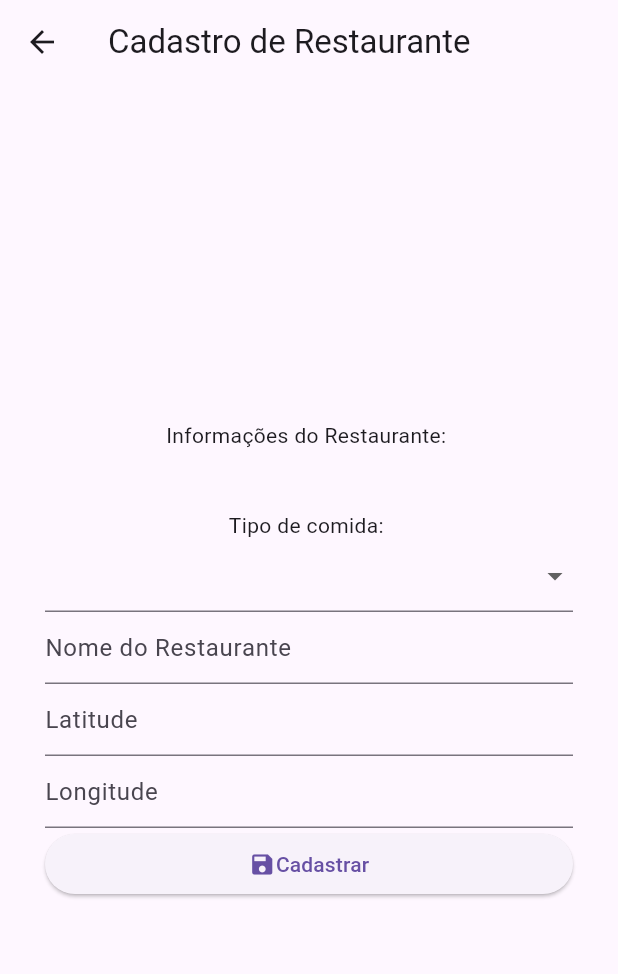
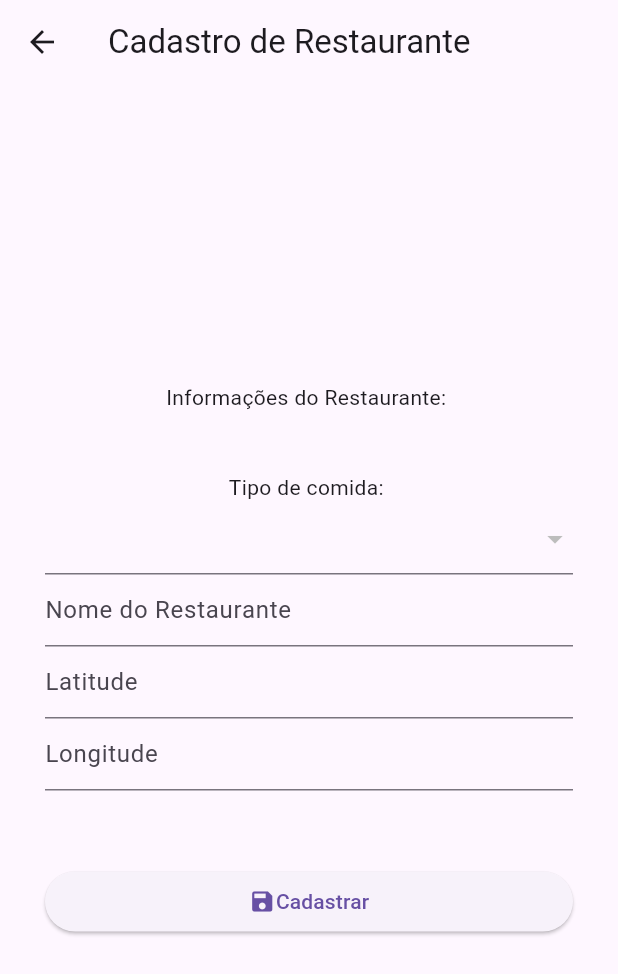
Before and after one commit to GabrielBrito770/mimpedir, a Flutter app: the TelaCadRestaurante screen opened directly, after a tap on "Cadastrar", on a phone screen of 412 x 824 dp. Shown: the top 974 px of the screen. Run offline on Flutter 3.47's test engine with Material 3 defaults, Android fonts, the phone set to English and light mode, and no system bars; our stand-ins replace sqflite; accounts and stored records are empty.

Commit message:
Criação e complemento de novas classes e correção dos problemas anteriores

```diff
--- /dev/null
+++ b/lib/banco/restaurante_dao.dart
@@ -0,0 +1,47 @@
+import 'package:mimpedir/banco/database_helper.dart';
+import 'package:mimpedir/banco/usuario_dao.dart';
+import 'package:mimpedir/usuario.dart';
+
+import '../restaurante.dart';
+
+
+class RestauranteDAO{
+
+  static Future<int> cadRestaurante(String? nome, String? latitude, String? longitude, int? tipo) async{
+    final db = await DatabaseHelper.getDataBase();
+
+    final dadosRestaurante = {
+      'nm_rstaurante': nome,
+      'latitude_restaurante': latitude,
+      'longitude_restaurante': longitude,
+      'cd_tipo': tipo,
+      'cd_usuario': UsuarioDAO.usuarioLogado.codigo
+    };
+
+    try{
+      final idRestaurante = await db.insert('tb_restaurante', dadosRestaurante);
+      return idRestaurante;
+    }catch(e){
+      print("Erri ao cadastrar: $e");
+      return -1;
+    }
+  }
+
+  static Future<List<Restaurante>> listarTodos() async {
+    final db = await DatabaseHelper.getDataBase();
+    final resultado = await db.query('tb_restaurante',
+      where: 'cb_usuario = ?',
+      whereArgs: [UsuarioDAO.usuarioLogado.codigo]
+    );
+
+    return resultado.map((mapa) {
+      return Restaurante(
+          codigo: mapa['cd_restaurante'] as int,
+          nomeRestaurante: mapa['nm_restaurante'] as String
+      );
+    }).toList();
+  }
+
+
+
+}
--- /dev/null
+++ b/lib/banco/tipo_DAO.dart
@@ -0,0 +1,19 @@
+import 'package:mimpedir/banco/database_helper.dart';
+
+import '../tipo.dart';
+
+
+class TipoDAO{
+
+  static Future<List<Tipo>> listarTipos() async{
+    final db = await DatabaseHelper.getDataBase();
+    final resultado = await db.query('tb_tipo');
+
+    return resultado.map((mapa){
+      return Tipo(
+        codigo: mapa['cd_tipo'] as int,
+        nome: mapa['nm_tipo'] as String
+      );
+    }).toList();
+  }
+}
--- a/lib/banco/restaurante.dart
+++ b/lib/restaurante.dart
@@ -1,3 +1,60 @@
+import 'package:mimpedir/tipo.dart';
+import 'package:mimpedir/usuario.dart';
+import 'tipo.dart';
+import 'usuario.dart';
+import 'banco/usuario_dao.dart';
+
+
+class Restaurante{
+  int? _codigo;
+  String? _nomeRestaurante;
+  String? _latitude;
+  String? _longitude;
+  Usuario? _proprietario;
+  Tipo? _tipodeCulinaria;
+
+  Restaurante({int? codigo, String? nomeRestaurante, latitude, longitude}){
+    _codigo = codigo;
+    _nomeRestaurante = nomeRestaurante;
+    _latitude = latitude;
+    _longitude = longitude;
+  }
+
+  //get nome => null; Foi Trocado por "nomeRestaurante".
+  //get codigo => null; Foi acrescentado em baixo.
+
+  String? get latitude => _latitude;
+
+  set latitude(String? value){
+    _latitude = value;
+  }
+
+  String? get longitude => _longitude;
+
+  set longitude(String? value){
+    _longitude = value;
+  }
+
+  String? get nomeRestaurante => _nomeRestaurante;
+
+  set nomeRestaurante(String? value){
+    _nomeRestaurante = value;
+  }
+
+  int? get codigo => _codigo;
+  set codigo(int? value){ _codigo = value;
+  }
+}
+
+
+
+
+
+
+
+
+
+
 /*import 'package:flutter/material.dart';
 
 class TelarRestaurante extends StatelessWidget{
--- a/lib/tela_cad_restaurante.dart
+++ b/lib/tela_cad_restaurante.dart
@@ -1,10 +1,39 @@
 import 'package:flutter/material.dart';
+import 'package:mimpedir/tipo.dart';
+import 'banco/restaurante_DAO.dart';
+import 'banco/tipo_DAO.dart';
 
-class TelaCadRestaurante extends StatelessWidget{
-  TelaCadRestaurante({super.key});
+class TelaCadRestaurante extends StatefulWidget {
+  @override
+  State<StatefulWidget> createState() {
+    return TelaCadRestauranteState();
+  }
+  //TelaCadRestaurante({super.key});
+}
+
+class TelaCadRestauranteState extends State<TelaCadRestaurante> {
+
+  final TextEditingController nomeController = TextEditingController();
+  final TextEditingController latitudeController = TextEditingController();
+  final TextEditingController longitudeController = TextEditingController();
+  String? culinariaSelecionada;
+  List<Tipo> tiposCulinaria =[];
+  int? tipoCulinaria;
+
+  void initState(){
+    super.initState();
+    carregarTipos();
+  }
+
+  Future<void> carregarTipos() async{
+    final lista = await TipoDAO.listarTipos();
+    setState(() {
+      tiposCulinaria = lista;
+    });
+  }
 
   @override
-  Widget build(BuildContext context){
+  Widget build(BuildContext context) {
     return Scaffold(
       appBar: AppBar(title: const Text("Cadastro de Restaurante")),
       body: Padding(padding: const EdgeInsets.all(30),
@@ -12,34 +41,71 @@ class TelaCadRestaurante extends StatelessWidget{
             mainAxisAlignment: MainAxisAlignment.center,
             children: [
               Text("Informações do Restaurante: "),
-            SizedBox(height:40),
+              SizedBox(height: 40),
               Text("Tipo de comida: "),
               DropdownButtonFormField(
-                items: [
-                  DropdownMenuItem(value: "Japonesa", child: Text("Japonesa")),
-                  DropdownMenuItem(value: "Italiana", child: Text("Italiana")),
-                  DropdownMenuItem(value: "Brasileira", child: Text("Brasileira")),
-                ],
-                onChanged: (value){}),
+
+                  value: culinariaSelecionada,
+                  items: tiposCulinaria.map((tipo){
+                    return DropdownMenuItem<String>(
+                        value: tipo.nome,
+                        child: Text("${tipo.nome}"),
+                    );
+                  }).toList(),
+                  onChanged: (String? value){
+                    setState((){
+                      culinariaSelecionada = value;
+                      Tipo tipoSelecionado = tiposCulinaria.firstWhere(
+                          (tipo) => tipo.nome == value,
+                      );
+                     tipoCulinaria = tipoSelecionado.codigo;//vamos ver
+                    });
+                  }
+                ),
               TextFormField(
-                decoration: const InputDecoration(hintText: 'Nome do Restaurante'),
+                decoration: const InputDecoration(
+                    hintText: 'Nome do Restaurante'),
                 validator: (String? value) {},
+                controller: nomeController,
               ),
               TextFormField(
                 decoration: const InputDecoration(hintText: 'Latitude'),
                 validator: (String? value) {},
+                controller: latitudeController,
               ),
               TextFormField(
                 decoration: const InputDecoration(hintText: 'Longitude'),
                 validator: (String? value) {},
+                controller: longitudeController,
               ),
-              ElevatedButton(onPressed: (){}, child:Row(
+              SizedBox(height: 50),
+              ElevatedButton(
+                  onPressed: () async{
+                    final sucesso = await RestauranteDAO.cadRestaurante(
+                        nomeController.text, latitudeController.text, longitudeController.text, tipoCulinaria);
+                    String msg = 'Erro: não cadastrado. Verifique os dados.';
+                    Color corFundo = Colors.red;
+
+                    if(sucesso > 0){
+                        msg = '"${nomeController.text}" cadastrado com sucesso! ID: $sucesso';
+                        Color corFundo = Colors.green;
+                    }
+                    ScaffoldMessenger.of(context).showSnackBar(
+                    SnackBar(
+                      content: Text(msg),
+                      backgroundColor: Colors.green,
+                      duration: Duration(seconds: 5),
+                      )
+                    );
+                  },
+                  child: Row(
                 mainAxisAlignment: MainAxisAlignment.center,
                 children: [
                   Icon(Icons.save),
                   Text("Cadastrar")
                 ],
-              ))
+              )
+              )
             ]
         ),
       ),
--- /dev/null
+++ b/lib/tipo.dart
@@ -0,0 +1,15 @@
+class Tipo{
+  int? _codigo;
+  String? _nome;
+
+  Tipo({int? codigo, String? nome}){
+    _codigo = codigo;
+    _nome = nome;
+  }
+  int? get codigo => _codigo;
+  String? get nome => _nome;
+
+  set nome(String? nome) => _nome = nome;
+  set codigo(int? codigo) => _codigo = codigo;
+
+}
```
Also changed, not shown: lib/banco/restaurante_DAO.dart (deleted, +0 -18 lines), lib/banco/usuario_dao.dart (+9 -0 lines), lib/tela_home.dart (+19 -7 lines), lib/tela_edit_restaurante.dart (renamed from lib/tela_editar_restaurante.dart). Lines whose indentation alone changed are shown as unchanged.
